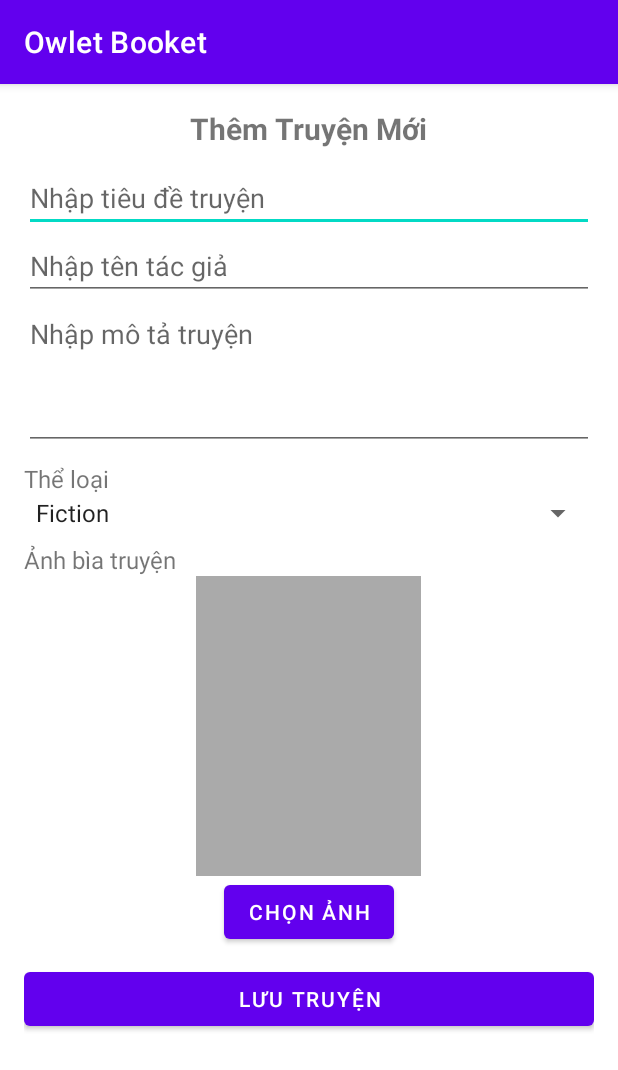
After one commit to duywin/BasicAndroid_ReadingApp, an Android app: the AddStoryActivity screen opened directly, with no data from a screen before it, on a phone screen of 412 x 824 dp. The commit adds this screen. Shown: the top 1070 px of the screen. Run offline under Robolectric (Android 15) with nearby library versions, the phone set to English and light mode, and no system bars.

Commit message:
Insert, Update, Delete Books (admin)

```diff
--- a/app/src/main/assets/preload_data.json
+++ b/app/src/main/assets/preload_data.json
@@ -38,14 +38,14 @@
       "title": "Tenth author journal 2A: World-ending Utopia",
       "author": "Wilhelm Duy",
       "description": "First part of the second edition",
-      "image_link": "assets/books/book1.png",
+      "image_link": "book1.png",
       "genre_id": 4
     },
     {
       "title": "Tenth author journal 2B: Broken Marionette",
       "author": "Wilhelm Duy",
       "description": "Second part of the edition",
-      "image_link": "assets/books/book2.png",
+      "image_link": "book2.png",
       "genre_id": 4
     }
   ],
--- /dev/null
+++ b/app/src/main/java/com/example/readingapp/admin/AddStoryActivity.java
@@ -0,0 +1,221 @@
+package com.example.readingapp.admin;
+
+import android.content.Intent;
+import android.graphics.Bitmap;
+import android.graphics.BitmapFactory;
+import android.net.Uri;
+import android.os.Bundle;
+import android.provider.MediaStore;
+import android.view.View;
+import android.widget.AdapterView;
+import android.widget.ArrayAdapter;
+import android.widget.Button;
+import android.widget.EditText;
+import android.widget.ImageView;
+import android.widget.Spinner;
+import android.widget.Toast;
+
+import androidx.activity.result.ActivityResultLauncher;
+import androidx.activity.result.contract.ActivityResultContracts;
+import androidx.appcompat.app.AppCompatActivity;
+
+import com.example.readingapp.R;
+import com.example.readingapp.dao.BookDAO;
+import com.example.readingapp.dao.GenreDAO;
+import com.example.readingapp.model.Book;
+import com.example.readingapp.model.Genre;
+
+import java.io.File;
+import java.io.FileOutputStream;
+import java.io.IOException;
+import java.io.InputStream;
+import java.util.ArrayList;
+import java.util.List;
+
+public class AddStoryActivity extends AppCompatActivity {
+    private EditText titleInput, authorInput, descriptionInput;
+    private Spinner genreSpinner;
+    private ImageView storyImagePreview;
+    private Uri selectedImageUri;
+    private int selectedGenreId = -1;
+    private int bookId = -1; // Default -1 means adding a new book
+    private String currentImagePath = null; // Store existing image path if editing
+
+    @Override
+    protected void onCreate(Bundle savedInstanceState) {
+        super.onCreate(savedInstanceState);
+        setContentView(R.layout.activity_add_story);
+
+        titleInput = findViewById(R.id.story_title);
+        authorInput = findViewById(R.id.story_author);
+        descriptionInput = findViewById(R.id.story_description);
+        genreSpinner = findViewById(R.id.story_genre);
+        storyImagePreview = findViewById(R.id.story_image_preview);
+        Button chooseImageButton = findViewById(R.id.choose_image_button);
+        Button saveButton = findViewById(R.id.save_story_button);
+
+        loadGenres();
+
+        // Check if editing
+        bookId = getIntent().getIntExtra("BOOK_ID", -1);
+        if (bookId != -1) {
+            loadBookDetails(bookId);
+        }
+
+        chooseImageButton.setOnClickListener(v -> selectImage());
+        saveButton.setOnClickListener(v -> saveStory());
+    }
+
+    private void loadGenres() {
+        GenreDAO genreDAO = new GenreDAO(this);
+        List<Genre> genres = genreDAO.getAllGenres();
+        List<String> genreNames = new ArrayList<>();
+        final List<Integer> genreIds = new ArrayList<>();
+
+        for (Genre genre : genres) {
+            genreNames.add(genre.getName());
+            genreIds.add(genre.getId());
+        }
+
+        ArrayAdapter<String> adapter = new ArrayAdapter<>(this, android.R.layout.simple_spinner_item, genreNames);
+        adapter.setDropDownViewResource(android.R.layout.simple_spinner_dropdown_item);
+        genreSpinner.setAdapter(adapter);
+
+        genreSpinner.setOnItemSelectedListener(new AdapterView.OnItemSelectedListener() {
+            @Override
+            public void onItemSelected(AdapterView<?> parent, View view, int position, long id) {
+                selectedGenreId = genreIds.get(position);
+            }
+
+            @Override
+            public void onNothingSelected(AdapterView<?> parent) {}
+        });
+    }
+
+    private void loadBookDetails(int bookId) {
+        BookDAO bookDAO = new BookDAO(this);
+        Book book = bookDAO.getBookById(bookId);
+
+        if (book != null) {
+            titleInput.setText(book.getTitle());
+            authorInput.setText(book.getAuthor());
+            descriptionInput.setText(book.getDescription());
+            selectedGenreId = book.getGenreId();
+            currentImagePath = book.getImageLink(); // Store existing image
+
+            // Set spinner selection
+            GenreDAO genreDAO = new GenreDAO(this);
+            List<Genre> genres = genreDAO.getAllGenres();
+            for (int i = 0; i < genres.size(); i++) {
+                if (genres.get(i).getId() == selectedGenreId) {
+                    genreSpinner.setSelection(i);
+                    break;
+                }
+            }
+
+            // Load existing image
+            loadImage(currentImagePath);
+        }
+    }
+
+    private void loadImage(String imagePath) {
+        if (imagePath == null || imagePath.isEmpty()) return;
+
+        if (imagePath.startsWith("assets/")) { // Preloaded assets
+            try {
+                InputStream inputStream = getAssets().open(imagePath.replace("assets/", ""));
+                Bitmap bitmap = BitmapFactory.decodeStream(inputStream);
+                storyImagePreview.setImageBitmap(bitmap);
+            } catch (IOException e) {
+                e.printStackTrace();
+            }
+        } else { // Saved in internal storage
+            File file = new File(getFilesDir(), imagePath);
+            if (file.exists()) {
+                Bitmap bitmap = BitmapFactory.decodeFile(file.getAbsolutePath());
+                storyImagePreview.setImageBitmap(bitmap);
+            }
+        }
+    }
+
+    private void saveStory() {
+        String title = titleInput.getText().toString().trim();
+        String author = authorInput.getText().toString().trim();
+        String description = descriptionInput.getText().toString().trim();
+
+        if (title.isEmpty() || author.isEmpty() || description.isEmpty() || selectedGenreId == -1) {
+            Toast.makeText(this, "Vui lòng điền đầy đủ thông tin!", Toast.LENGTH_SHORT).show();
+            return;
+        }
+
+        // Keep existing image unless a new one is selected
+        String imageFileName = currentImagePath;
+
+        if (selectedImageUri != null) {
+            // Use a consistent filename pattern to avoid multiple books issue
+            imageFileName = "book_" + (bookId == -1 ? System.currentTimeMillis() : bookId) + ".png";
+
+            if (!saveImage(selectedImageUri, imageFileName)) {
+                Toast.makeText(this, "Lỗi khi lưu ảnh!", Toast.LENGTH_SHORT).show();
+                return;
+            }
+        }
+
+        BookDAO bookDAO = new BookDAO(this);
+
+        if (bookId == -1) { // Add new book
+            boolean inserted = bookDAO.insertBook(title, author, description, imageFileName, selectedGenreId);
+            if (inserted) {
+                Toast.makeText(this, "Thêm truyện thành công!", Toast.LENGTH_SHORT).show();
+                finish();
+            } else {
+                Toast.makeText(this, "Lỗi khi thêm truyện!", Toast.LENGTH_SHORT).show();
+            }
+        } else { // Edit existing book
+            boolean updated = bookDAO.editBook(bookId, title, author, description, imageFileName, selectedGenreId);
+            if (updated) {
+                Toast.makeText(this, "Cập nhật truyện thành công!", Toast.LENGTH_SHORT).show();
+                finish();
+            } else {
+                Toast.makeText(this, "Lỗi khi cập nhật truyện!", Toast.LENGTH_SHORT).show();
+            }
+        }
+    }
+
+    private boolean saveImage(Uri imageUri, String fileName) {
+        try {
+            File directory = new File(getFilesDir(), "books");
+            if (!directory.exists()) directory.mkdirs();
+
+            File imageFile = new File(directory, fileName);
+            InputStream inputStream = getContentResolver().openInputStream(imageUri);
+            Bitmap bitmap = BitmapFactory.decodeStream(inputStream);
+
+            FileOutputStream outputStream = new FileOutputStream(imageFile);
+            bitmap.compress(Bitmap.CompressFormat.PNG, 100, outputStream);
+
+            outputStream.flush();
+            outputStream.close();
+            inputStream.close();
+
+            return true;
+        } catch (IOException e) {
+            e.printStackTrace();
+            return false;
+        }
+    }
+
+    private final ActivityResultLauncher<Intent> selectImageLauncher = registerForActivityResult(
+            new ActivityResultContracts.StartActivityForResult(),
+            result -> {
+                if (result.getResultCode() == RESULT_OK && result.getData() != null) {
+                    selectedImageUri = result.getData().getData();
+                    storyImagePreview.setImageURI(selectedImageUri);
+                }
+            });
+
+    private void selectImage() {
+        Intent intent = new Intent(Intent.ACTION_PICK, MediaStore.Images.Media.EXTERNAL_CONTENT_URI);
+        selectImageLauncher.launch(intent);
+    }
+}
--- a/app/src/main/java/com/example/readingapp/dao/GenreDAO.java
+++ b/app/src/main/java/com/example/readingapp/dao/GenreDAO.java
@@ -6,6 +6,7 @@ import android.database.Cursor;
 import android.database.sqlite.SQLiteDatabase;
 
 import com.example.readingapp.DatabaseHelper;
+import com.example.readingapp.model.Genre;
 
 import java.util.ArrayList;
 import java.util.List;
@@ -42,4 +43,16 @@ public class GenreDAO {
         cursor.close();
         return genreData;
     }
+    public List<Genre> getAllGenres() {
+        List<Genre> genres = new ArrayList<>();
+        Cursor cursor = db.rawQuery("SELECT id, name FROM " + TABLE_NAME, null);
+
+        while (cursor.moveToNext()) {
+            int id = cursor.getInt(0);
+            String name = cursor.getString(1);
+            genres.add(new Genre(id, name, 0)); // Default 0 for total_books if not needed
+        }
+        cursor.close();
+        return genres;
+    }
 }
--- /dev/null
+++ b/app/src/main/res/layout/activity_add_story.xml
@@ -0,0 +1,77 @@
+<LinearLayout xmlns:android="http://schemas.android.com/apk/res/android"
+    android:layout_width="match_parent"
+    android:layout_height="match_parent"
+    android:orientation="vertical"
+    android:padding="16dp">
+
+    <TextView
+        android:layout_width="wrap_content"
+        android:layout_height="wrap_content"
+        android:text="Thêm Truyện Mới"
+        android:textSize="20sp"
+        android:textStyle="bold"
+        android:layout_gravity="center_horizontal"
+        android:paddingBottom="10dp"/>
+
+    <EditText
+        android:id="@+id/story_title"
+        android:layout_width="match_parent"
+        android:layout_height="wrap_content"
+        android:hint="Nhập tiêu đề truyện"/>
+
+    <EditText
+        android:id="@+id/story_author"
+        android:layout_width="match_parent"
+        android:layout_height="wrap_content"
+        android:hint="Nhập tên tác giả"/>
+
+    <EditText
+        android:id="@+id/story_description"
+        android:layout_width="match_parent"
+        android:layout_height="wrap_content"
+        android:hint="Nhập mô tả truyện"
+        android:minHeight="100dp"
+        android:gravity="top"
+        android:inputType="textMultiLine"/>
+
+    <TextView
+        android:layout_width="wrap_content"
+        android:layout_height="wrap_content"
+        android:text="Thể loại"
+        android:textSize="16sp"
+        android:paddingTop="8dp"/>
+
+    <Spinner
+        android:id="@+id/story_genre"
+        android:layout_width="match_parent"
+        android:layout_height="wrap_content"/>
+
+    <TextView
+        android:layout_width="wrap_content"
+        android:layout_height="wrap_content"
+        android:text="Ảnh bìa truyện"
+        android:textSize="16sp"
+        android:paddingTop="8dp"/>
+
+    <ImageView
+        android:id="@+id/story_image_preview"
+        android:layout_width="150dp"
+        android:layout_height="200dp"
+        android:layout_gravity="center"
+        android:scaleType="centerCrop"
+        android:background="@android:color/darker_gray"/>
+
+    <Button
+        android:id="@+id/choose_image_button"
+        android:layout_width="wrap_content"
+        android:layout_height="wrap_content"
+        android:text="Chọn ảnh"
+        android:layout_gravity="center"/>
+
+    <Button
+        android:id="@+id/save_story_button"
+        android:layout_width="match_parent"
+        android:layout_height="wrap_content"
+        android:text="Lưu Truyện"
+        android:layout_marginTop="10dp"/>
+</LinearLayout>
--- a/app/src/main/res/layout/activity_admin_chart.xml
+++ b/app/src/main/res/layout/activity_admin_chart.xml
@@ -20,6 +20,6 @@
         android:layout_height="wrap_content"
         app:menu="@menu/admin_bottom_menu"
         app:itemIconTint="@color/bottom_nav_background"
-        app:itemTextColor="@color/bottom_nav_item_color"  />
+        app:itemTextColor="@color/bottom_nav_background"  />
 
 </LinearLayout>
```
Also changed, not shown: app/src/main/AndroidManifest.xml (+7 -3 lines), app/src/main/java/com/example/readingapp/DatabaseHelper.java (+40 -13 lines), app/src/main/java/com/example/readingapp/admin/adminStory.java (+68 -44 lines), app/src/main/java/com/example/readingapp/dao/BookDAO.java (+64 -3 lines), app/src/main/java/com/example/readingapp/model/Book.java (+4 -4 lines), app/src/main/res/drawable/default_image.jpg (added).
